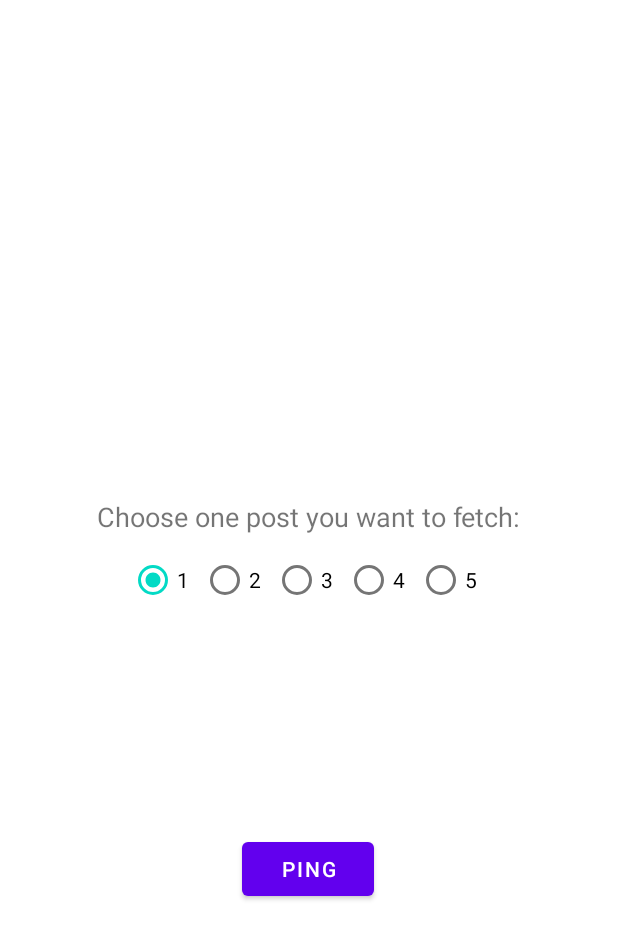
After one commit to siyuh3/NUMAD22Sp_SiyuHou, an Android app: the layout activity_web_service.xml on its own in the app's theme, with its tools: preview values and no code run, on a phone screen of 412 x 824 dp. The commit adds this screen. Shown: the top 939 px of the screen. Run offline under Robolectric (Android 15) with nearby library versions, the phone set to English and light mode, and no system bars.

Commit message:
add the new activity and new activity layout

```diff
--- a/app/build.gradle
+++ b/app/build.gradle
@@ -49,4 +49,5 @@ dependencies {
     testImplementation 'junit:junit:4.+'
     androidTestImplementation 'androidx.test.ext:junit:1.1.3'
     androidTestImplementation 'androidx.test.espresso:espresso-core:3.4.0'
+    implementation 'com.loopj.android:android-async-http:1.4.9'
 }
--- a/app/src/main/AndroidManifest.xml
+++ b/app/src/main/AndroidManifest.xml
@@ -1,10 +1,12 @@
 <?xml version="1.0" encoding="utf-8"?>
 <manifest xmlns:android="http://schemas.android.com/apk/res/android"
+    xmlns:tools="http://schemas.android.com/tools"
     package="com.example.numad22sp_siyuhou">
 
     <uses-permission android:name="android.permission.ACCESS_COARSE_LOCATION" />
     <uses-permission android:name="android.permission.INTERNET" />
     <uses-permission android:name="android.permission.ACCESS_FINE_LOCATION" />
+
     <application
         android:allowBackup="true"
         android:icon="@mipmap/ic_launcher_sh"
@@ -12,6 +14,13 @@
         android:roundIcon="@mipmap/ic_launcher_sh_round"
         android:supportsRtl="true"
         android:theme="@style/Theme.NUMAD22Sp_SiyuHou">
+        <activity
+            android:name=".ListItem"
+            android:exported="false"
+            tools:ignore="Instantiatable" />
+        <activity
+            android:name=".WebService"
+            android:exported="false" />
         <activity
             android:name=".Locator"
             android:exported="false" />
--- a/app/src/main/java/com/example/numad22sp_siyuhou/MainActivity.java
+++ b/app/src/main/java/com/example/numad22sp_siyuhou/MainActivity.java
@@ -10,15 +10,6 @@ import android.widget.Button;
 import android.widget.Toast;
 
 public class MainActivity extends AppCompatActivity {
-//    public void toastMsg(String msg) {
-//        Toast toast = Toast.makeText(this, msg, Toast.LENGTH_LONG);
-//        toast.show();
-//    }
-//
-//    public void displayToastMsg(View v) {
-//        toastMsg("My name is Siyu Hou, my email address is hou.siy@northeastern.edu");
-//    }
-
     @Override
     protected void onCreate(Bundle savedInstanceState) {
         super.onCreate(savedInstanceState);
@@ -54,9 +45,20 @@ public class MainActivity extends AppCompatActivity {
                 openLocation();
             }
         });
+
+        Button webService = (Button) findViewById(R.id.webService);
+        webService.setOnClickListener(new View.OnClickListener(){
+            @Override
+            public void onClick(View view){
+                openService();
+            }
+        });
     }
 
-
+    public void openService(){
+        Intent intent = new Intent(this, WebService.class);
+        startActivity(intent);
+    }
     public void openActivity2(){
         Intent intent = new Intent(this, MainActivity2.class);
         startActivity(intent);
--- /dev/null
+++ b/app/src/main/java/com/example/numad22sp_siyuhou/WebService.java
@@ -0,0 +1,22 @@
+package com.example.numad22sp_siyuhou;
+import androidx.appcompat.app.AppCompatActivity;
+
+import android.annotation.SuppressLint;
+import android.os.Bundle;
+import android.view.View;
+import android.widget.Button;
+import android.widget.ProgressBar;
+import android.widget.RadioGroup;
+import android.widget.TextView;
+import android.widget.Toast;
+
+import com.loopj.android.http.AsyncHttpClient;
+import com.loopj.android.http.AsyncHttpResponseHandler;
+
+
+import cz.msebera.android.httpclient.Header;
+
+public class WebService extends AppCompatActivity {
+
+
+}
--- a/app/src/main/res/layout/activity_main.xml
+++ b/app/src/main/res/layout/activity_main.xml
@@ -65,5 +65,15 @@
         app:layout_constraintTop_toBottomOf="@+id/textView"
         app:layout_constraintVertical_bias="0.0" />
 
+    <Button
+        android:id="@+id/webService"
+        android:layout_width="wrap_content"
+        android:layout_height="wrap_content"
+        android:text="@string/web_service"
+        app:layout_constraintTop_toBottomOf="@+id/locator"
+        app:layout_constraintEnd_toEndOf="parent"
+        app:layout_constraintStart_toStartOf="parent"
+        tools:layout_editor_absoluteY="362dp" />
+
 
 </androidx.constraintlayout.widget.ConstraintLayout>
--- /dev/null
+++ b/app/src/main/res/layout/activity_web_service.xml
@@ -0,0 +1,115 @@
+<?xml version="1.0" encoding="utf-8"?>
+<androidx.constraintlayout.widget.ConstraintLayout xmlns:android="http://schemas.android.com/apk/res/android"
+    xmlns:app="http://schemas.android.com/apk/res-auto"
+    xmlns:tools="http://schemas.android.com/tools"
+    android:layout_width="match_parent"
+    android:layout_height="match_parent"
+    tools:context=".WebService">
+
+    <TextView
+        android:id="@+id/text_web"
+        android:layout_width="wrap_content"
+        android:layout_height="wrap_content"
+        app:layout_constraintBottom_toTopOf="@+id/linearLayout"
+        app:layout_constraintEnd_toEndOf="parent"
+        app:layout_constraintStart_toStartOf="parent"
+        app:layout_constraintTop_toTopOf="parent"
+        android:layout_marginTop="15dp"/>
+
+    <Button
+        android:id="@+id/button_ping"
+        android:layout_width="wrap_content"
+        android:layout_height="wrap_content"
+        android:layout_marginBottom="76dp"
+        android:text="@string/ping"
+        app:layout_constraintBottom_toBottomOf="parent"
+        app:layout_constraintTop_toBottomOf="@+id/linearLayout"
+        app:layout_constraintEnd_toEndOf="parent"
+        app:layout_constraintHorizontal_bias="0.498"
+        app:layout_constraintStart_toStartOf="parent" />
+
+    <RelativeLayout
+        android:id="@+id/relativeLayout"
+        android:layout_width="wrap_content"
+        android:layout_height="wrap_content"
+        android:layout_centerInParent="true"
+        android:padding="20dp"
+        app:layout_constraintBottom_toBottomOf="parent"
+        app:layout_constraintEnd_toEndOf="parent"
+        app:layout_constraintStart_toStartOf="parent"
+        app:layout_constraintTop_toTopOf="parent">
+
+        <ProgressBar
+            android:id="@+id/pb"
+            android:layout_width="30dp"
+            android:layout_height="30dp"
+            android:visibility="gone"
+            app:layout_constraintBottom_toBottomOf="parent"
+            app:layout_constraintEnd_toEndOf="parent"
+            app:layout_constraintStart_toStartOf="parent"
+            app:layout_constraintTop_toTopOf="parent" />
+
+    </RelativeLayout>
+
+    <LinearLayout
+        android:id="@+id/linearLayout"
+        android:layout_width="wrap_content"
+        android:layout_height="wrap_content"
+        android:orientation="vertical"
+        app:layout_constraintBottom_toTopOf="@+id/button_ping"
+        app:layout_constraintEnd_toEndOf="parent"
+        app:layout_constraintStart_toStartOf="parent"
+        app:layout_constraintTop_toBottomOf="@+id/text_web"
+        android:layout_marginTop="8dp">
+
+        <TextView
+            android:layout_width="wrap_content"
+            android:layout_height="wrap_content"
+            android:text="@string/choose_one_post_you_want_to_fetch"
+            android:textSize="18sp" />
+
+        <RadioGroup
+            android:id="@+id/choosePost"
+            android:layout_width="wrap_content"
+            android:layout_height="match_parent"
+            android:orientation="horizontal"
+            android:layout_gravity="center"
+            android:layout_marginTop="6dp">
+
+            <RadioButton
+                android:id="@+id/radioButton"
+                android:layout_width="wrap_content"
+                android:layout_height="wrap_content"
+                android:text="@string/_1"
+                android:checked="true"/>
+
+            <RadioButton
+                android:id="@+id/radioButton2"
+                android:layout_width="wrap_content"
+                android:layout_height="wrap_content"
+                android:text="@string/_2" />
+
+            <RadioButton
+                android:id="@+id/radioButton3"
+                android:layout_width="wrap_content"
+                android:layout_height="wrap_content"
+                android:text="@string/_3" />
+
+            <RadioButton
+                android:id="@+id/radioButton4"
+                android:layout_width="wrap_content"
+                android:layout_height="wrap_content"
+                android:text="@string/_4" />
+
+            <RadioButton
+                android:id="@+id/radioButton5"
+                android:layout_width="wrap_content"
+                android:layout_height="wrap_content"
+                android:text="@string/_5" />
+
+        </RadioGroup>
+
+
+    </LinearLayout>
+
+</androidx.constraintlayout.widget.ConstraintLayout>
--- a/app/src/main/res/values/strings.xml
+++ b/app/src/main/res/values/strings.xml
@@ -47,4 +47,16 @@
 
     <string name="location23" />
     <string name="location_find">LOCATION</string>
+    <string name="web_service">WEB SERVICE</string>
+    <string name="submit">Submit</string>
+    <string name="details">details</string>
+    <string name="category">Category</string>
+    <string name="search_country_eg_china">Search country (eg: China)</string>
+    <string name="choose_one_post_you_want_to_fetch">Choose one post you want to fetch:</string>
+    <string name="_1">1</string>
+    <string name="_2">2</string>
+    <string name="_3">3</string>
+    <string name="ping">Ping</string>
+    <string name="_4">4</string>
+    <string name="_5">5</string>
 </resources>
```
